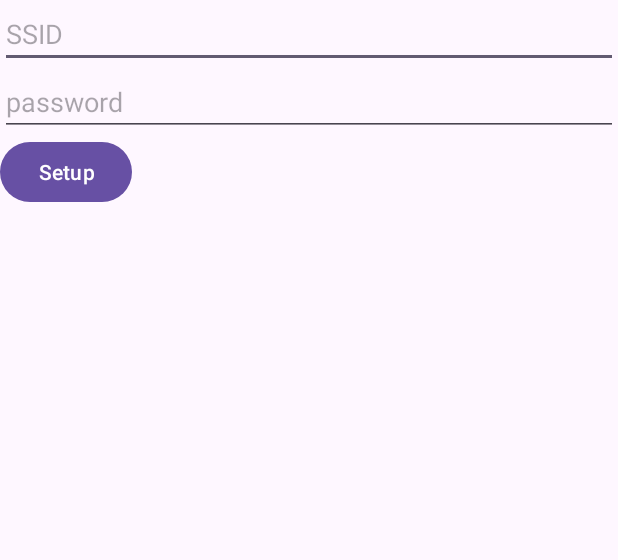
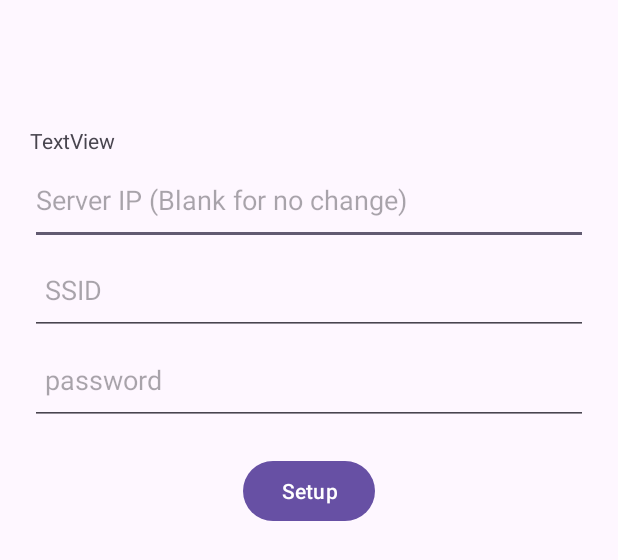
Before and after one commit to pooyay/HWLab, an Android app built with Jetpack Compose: the layout activity_wifi.xml on its own in the app's theme, with its tools: preview values and no code run, on a phone screen of 412 x 824 dp. Shown: the top 560 px of the screen. Run offline under Robolectric (Android 15) with nearby library versions, the phone set to English and light mode, and no system bars.

Commit message:
cleaning code

```diff
--- a/app/src/main/AndroidManifest.xml
+++ b/app/src/main/AndroidManifest.xml
@@ -5,6 +5,7 @@
     <uses-permission android:name="android.permission.INTERNET" />
     <uses-permission android:name="android.permission.ACCESS_NETWORK_STATE" />
     <uses-permission android:name="android.permission.ACCESS_WIFI_STATE" />
+    <uses-permission android:name="android.permission.CHANGE_WIFI_STATE" />
 
     <application
         android:networkSecurityConfig="@xml/network_security_config"
--- a/app/src/main/res/layout/activity_wifi.xml
+++ b/app/src/main/res/layout/activity_wifi.xml
@@ -1,10 +1,11 @@
 <?xml version="1.0" encoding="utf-8"?>
-<androidx.coordinatorlayout.widget.CoordinatorLayout xmlns:android="http://schemas.android.com/apk/res/android"
+<LinearLayout xmlns:android="http://schemas.android.com/apk/res/android"
     xmlns:app="http://schemas.android.com/apk/res-auto"
     xmlns:tools="http://schemas.android.com/tools"
     android:layout_width="match_parent"
     android:layout_height="match_parent"
     android:fitsSystemWindows="true"
+    android:orientation="vertical"
     tools:context=".WifiActivity">
 
     <com.google.android.material.appbar.AppBarLayout
@@ -22,31 +23,49 @@
     <LinearLayout
         android:layout_width="match_parent"
         android:layout_height="match_parent"
-        tools:context=".FirstFragment"
+        android:padding="20dp"
         android:orientation="vertical">
+
+        <TextView
+            android:id="@+id/ipAddressTextView"
+            android:layout_width="match_parent"
+            android:layout_height="wrap_content"
+            android:text="TextView" />
+
+        <EditText
+            android:id="@+id/serverText"
+            android:layout_width="match_parent"
+            android:layout_height="60dp"
+            android:ems="10"
+            android:hint="Server IP (Blank for no change)"
+            android:inputType="text" />
 
         <EditText
             android:id="@+id/ssid_text"
             android:layout_width="match_parent"
-            android:layout_height="wrap_content"
-            android:ems="10"
+            android:layout_height="60dp"
+            android:padding="10dp"
+            android:ems="30"
             android:hint="SSID"
             android:inputType="text" />
 
         <EditText
             android:id="@+id/password_text"
             android:layout_width="match_parent"
-            android:layout_height="wrap_content"
-            android:ems="10"
+            android:layout_height="60dp"
+            android:padding="10dp"
+            android:ems="30"
             android:hint="password"
             android:inputType="textPassword" />
 
         <Button
             android:id="@+id/setup_button"
+            android:layout_marginTop="20dp"
             android:layout_width="wrap_content"
             android:layout_height="wrap_content"
+            android:layout_gravity="center"
             android:text="Setup" />
 
     </LinearLayout>
 
-</androidx.coordinatorlayout.widget.CoordinatorLayout>
+</LinearLayout>
```
Also changed, not shown: app/src/main/java/edu/sharif/hwlab/WifiActivity.kt (+59 -65 lines).
